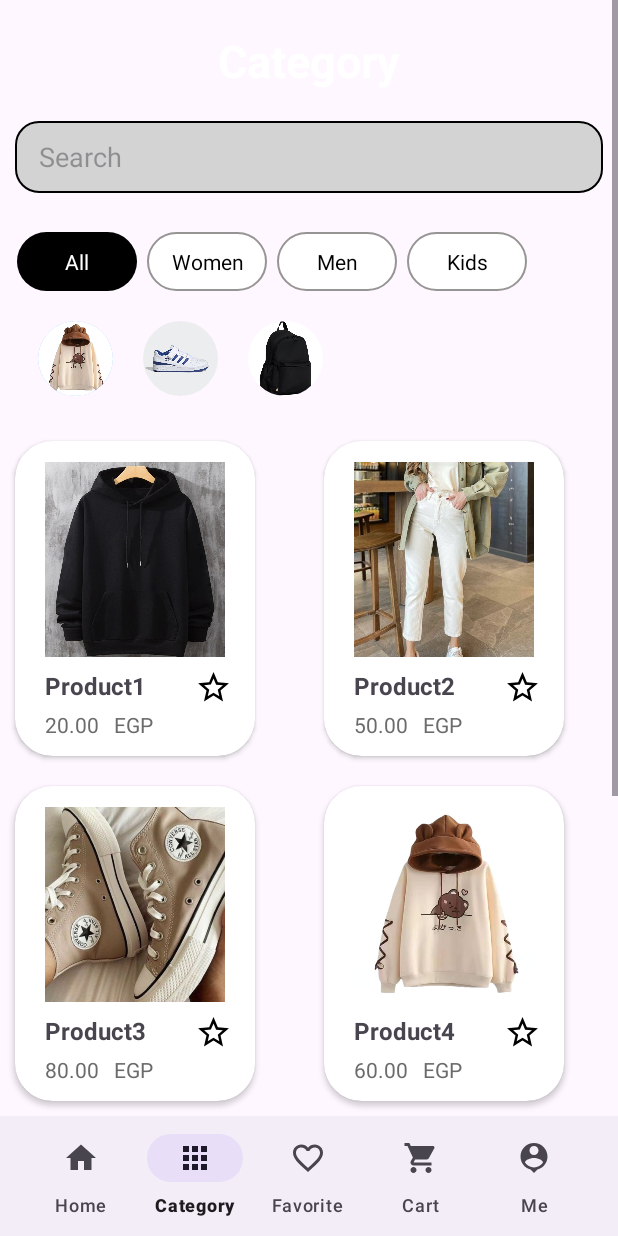
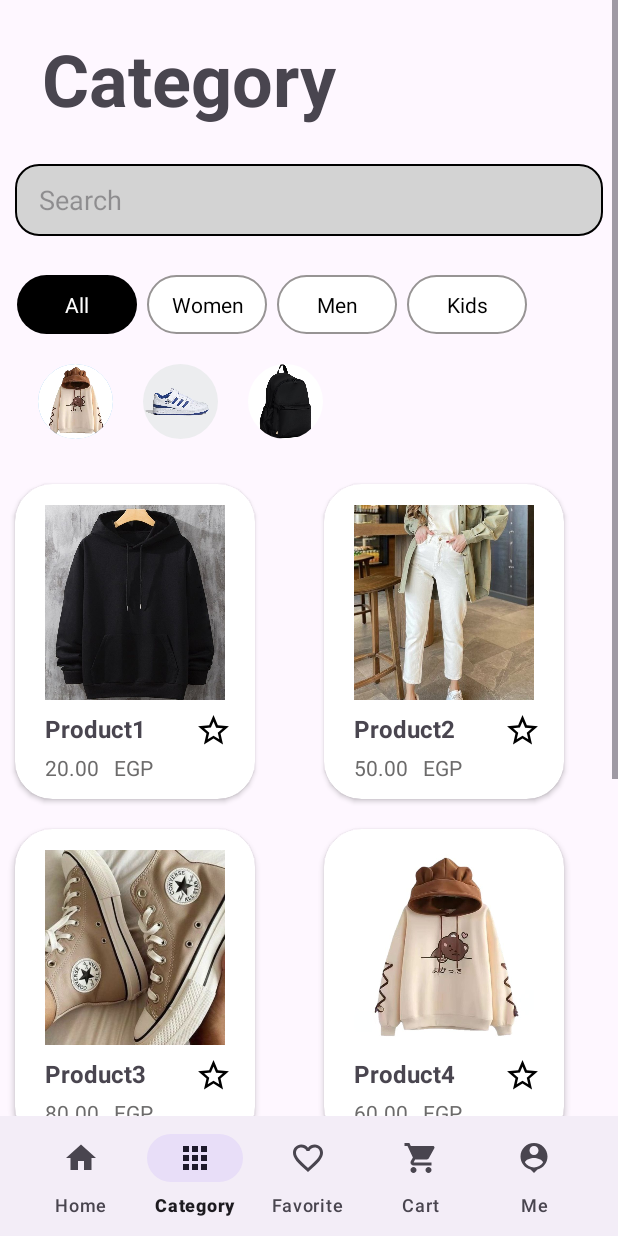
Before and after one commit to YomnaMagdy21/Shopify, an Android app: the screen it shows after launch (BottomNavActivity), item 2 of the bottom bar chosen, on a phone screen of 412 x 824 dp. Run offline under Robolectric (Android 15) with nearby library versions, the phone set to English and light mode, and no system bars.

Commit message:
edit in home and category

```diff
--- a/app/src/main/res/layout/fragment_category.xml
+++ b/app/src/main/res/layout/fragment_category.xml
@@ -20,14 +20,17 @@
 
             <TextView
                 android:id="@+id/home_frag_title"
-                android:layout_width="wrap_content"
-                android:layout_height="wrap_content"
+                android:layout_width="322dp"
+                android:layout_height="69dp"
                 android:layout_marginTop="20dp"
                 android:layout_marginBottom="30dp"
                 android:text="@string/category_title"
-                android:textColor="@color/white"
-                android:textSize="30sp"
+                android:layout_marginEnd="137dp"
+                android:textSize="48sp"
                 android:textStyle="bold"
+                android:layout_marginStart="28dp"
+                app:layout_constraintStart_toEndOf="parent"
+                app:layout_constraintHorizontal_bias="0.0"
                 app:layout_constraintEnd_toEndOf="parent"
                 app:layout_constraintStart_toStartOf="parent"
                 app:layout_constraintTop_toTopOf="parent" />
```
Also changed, not shown: app/src/main/res/layout/fragment_home.xml (+7 -6 lines).
